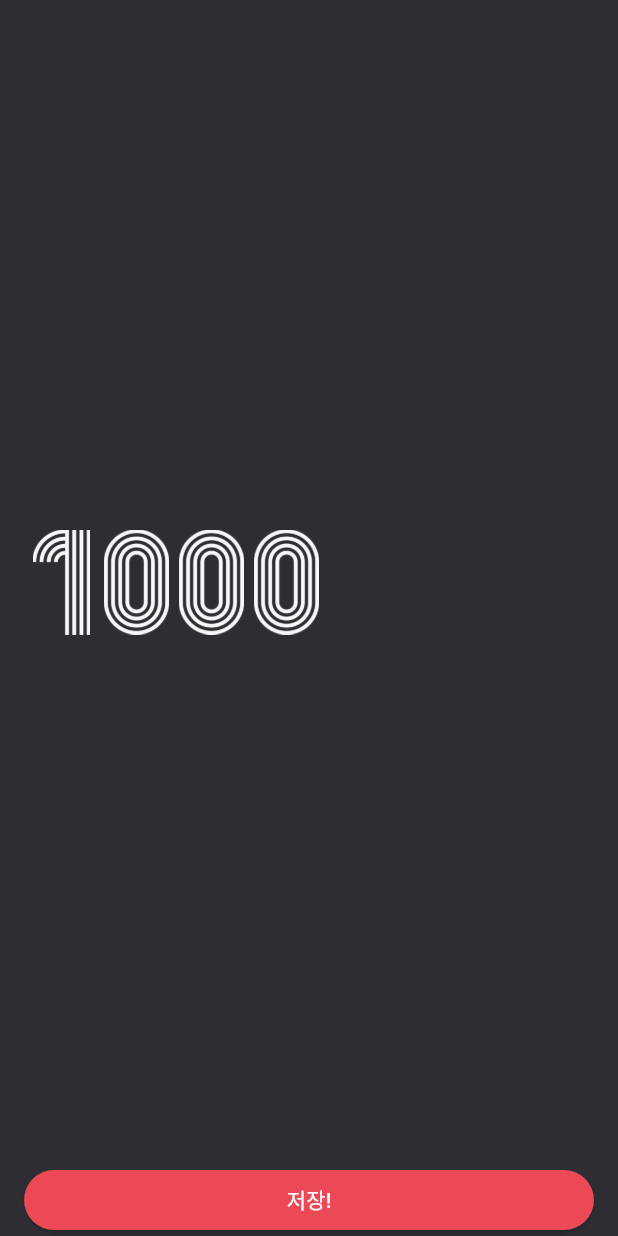
After one commit to DaeYoungee/Flutter-Study, a Flutter app: the SettingScreen screen opened directly, on a phone screen of 412 x 824 dp. The commit adds this screen. Run offline on Flutter 3.47's test engine with Material 3 defaults, Android fonts, the phone set to English and light mode, and no system bars; our stand-ins replace webview_flutter.

Commit message:
faet: numberToImage 컴포넌트화

```diff
--- /dev/null
+++ b/random_number_generator/lib/component/number_to_image.dart
@@ -0,0 +1,24 @@
+import 'package:flutter/material.dart';
+
+class NumberToImage extends StatelessWidget {
+  final int number;
+
+  const NumberToImage({required this.number, super.key});
+
+  @override
+  Widget build(BuildContext context) {
+    return Row(
+      children:
+      number.toString().split('')
+          .map(
+            (number) =>
+            Image.asset(
+              'asset/img/$number.png',
+              width: 50.0,
+              height: 70.0,
+            ),
+      )
+          .toList(),
+    );
+  }
+}
```
Also changed, not shown: random_number_generator/lib/screen/home_screen.dart (+2 -15 lines), random_number_generator/lib/screen/setting_screen.dart (+2 -12 lines).
